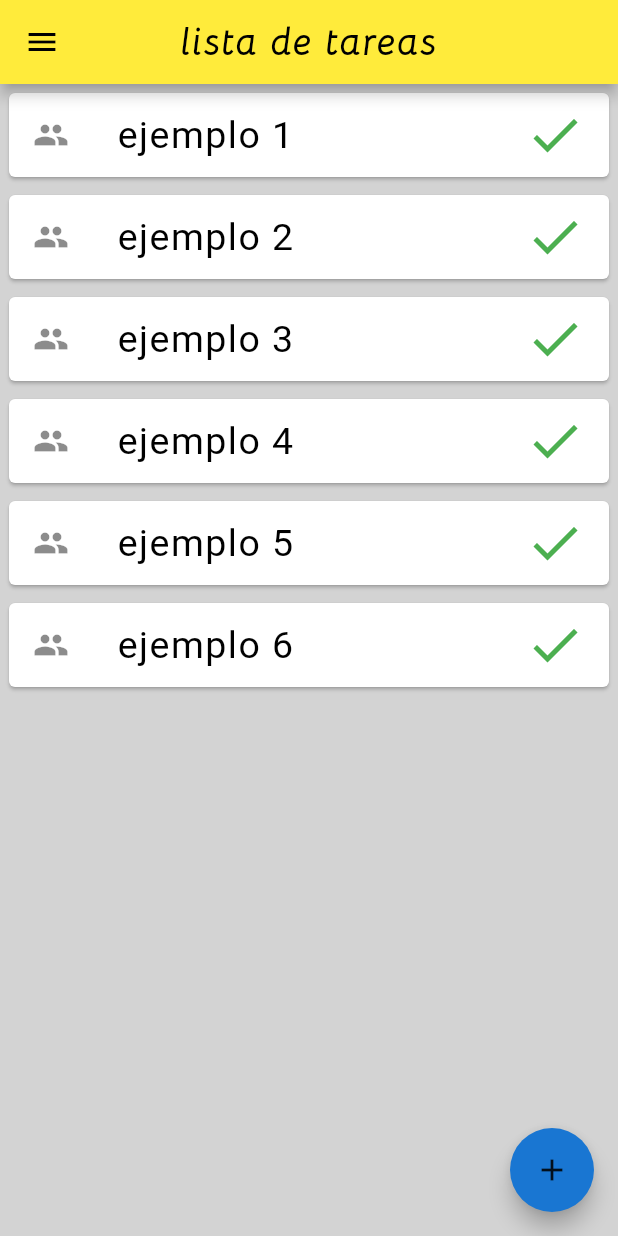
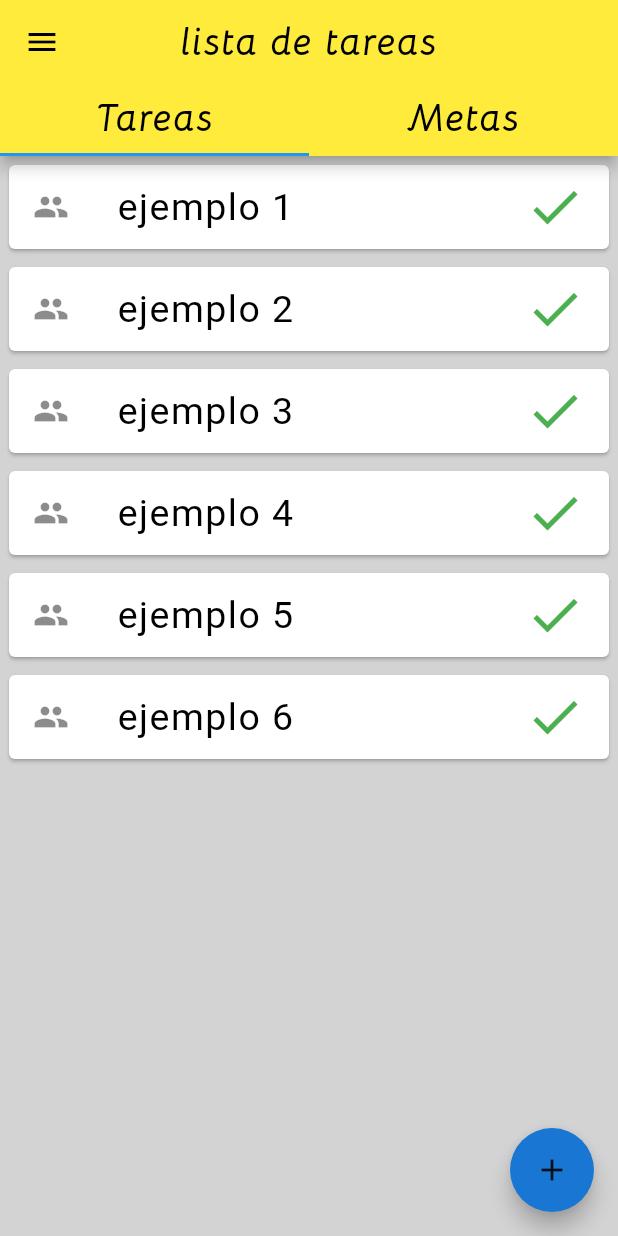
Before and after one commit to gpjrr/Agenda-App, a Flutter app: the screen it shows after launch, on a phone screen of 412 x 824 dp. Run offline on Flutter 3.47's test engine with Material 2 defaults, Android fonts, the phone set to English and light mode, and no system bars; our stand-ins replace circular_countdown_timer, flutter_spinkit, weekday_selector; Roboto replaces fonts that are missing (EastSeaDokdo-Regular).

Commit message:
barra menu

```diff
--- a/lib/Home.dart
+++ b/lib/Home.dart
@@ -3,7 +3,7 @@ import 'dart:ui';
 import 'package:agendaprocrastinacion/Task.dart';
 import 'package:flutter/cupertino.dart';
 import 'package:flutter/material.dart';
-
+//import 'package:flutter/cur';
 class Home extends StatefulWidget {
   @override
   _HomeState createState() => _HomeState();
@@ -11,6 +11,7 @@ class Home extends StatefulWidget {
 
 class _HomeState extends State<Home> {
   List<Task> Tareas=new List();
+  int TabIndex=0;
   @override
   void initState(){
     super.initState();
@@ -20,7 +21,9 @@ class _HomeState extends State<Home> {
     Tareas=Tareas.isNotEmpty?Tareas:ModalRoute.of(context).settings.arguments;
     /*for(int i=0;i<Tareas.length;i++)
       print( " $i =  ${Tareas[i].Nombre}" );*/
-    return Scaffold(
+    return DefaultTabController(
+      length: 2,
+      child: Scaffold(
         backgroundColor: Color.fromRGBO(211, 211, 211, 1) ,
         appBar: AppBar(
           iconTheme: IconThemeData( color: Colors.black ),
@@ -35,9 +38,37 @@ class _HomeState extends State<Home> {
             ),
           ),
           backgroundColor: Colors.yellow[500],
+          bottom: TabBar(
+            tabs: <Widget>[
+              Tab(
+                child: Text(
+                  'Tareas',
+                  style: TextStyle(
+                    color: Colors.black,
+                    fontSize: 25,
+                    letterSpacing: 1,
+                    fontFamily: 'Bellota-BoldItalic',
+                  ),
+                ),
+              ),
+              Tab(
+                child: Text(
+                  'Metas',
+                  style: TextStyle(
+                    color: Colors.black,
+                    fontSize: 25,
+                    letterSpacing: 1,
+                    fontFamily: 'Bellota-BoldItalic',
+                  ),
+                ),
+              ),
+            ],
+          ),
         ),
 
-      body: SafeArea(
+        body: TabBarView(
+          children: <Widget>[
+            SafeArea(
 
               child: ListView.builder(
                 itemCount: Tareas.length,
@@ -153,6 +184,13 @@ class _HomeState extends State<Home> {
 
               ),
             ),
+            SafeArea(
+              child: Container(
+                color: Colors.blue,
+              ),
+            )
+          ],
+        ),
 
         floatingActionButton: FloatingActionButton(
           onPressed: () async{
@@ -227,6 +265,7 @@ class _HomeState extends State<Home> {
             ],
           ),
         ),
+      ),
     );
 
 
--- a/pubspec.yaml
+++ b/pubspec.yaml
@@ -26,7 +26,6 @@ dependencies:
   flutter_spinkit: "^4.1.2"
   weekday_selector: ^0.3.0
   circular_countdown_timer: ^0.0.4
-
   # The following adds the Cupertino Icons font to your application.
   # Use with the CupertinoIcons class for iOS style icons.
   cupertino_icons: ^0.1.3
```
Lines whose indentation alone changed are shown as unchanged.
